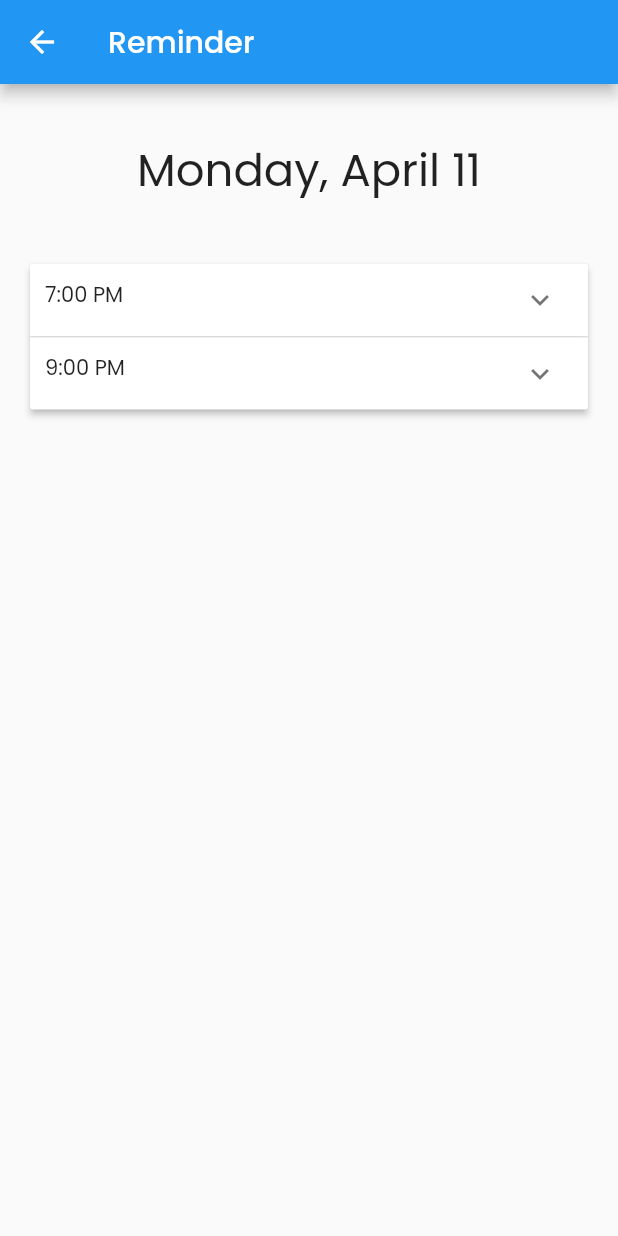
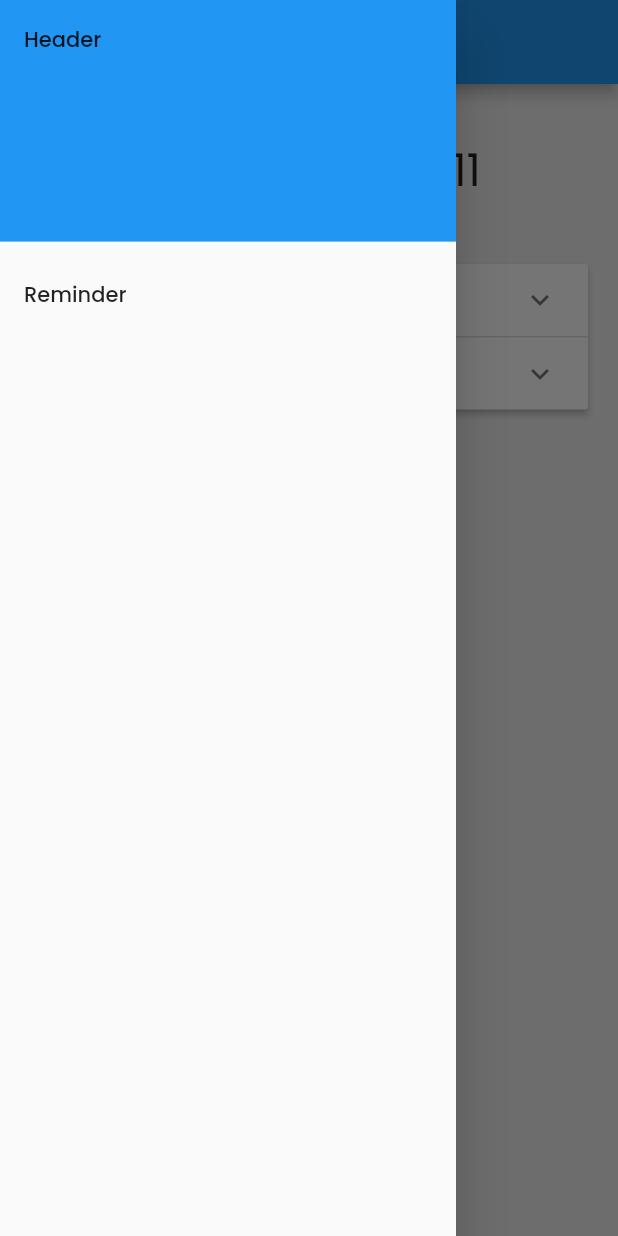
Before and after one commit to crioco/flutter_meditech_app, a Flutter app: the ReminderScreen screen opened by its route, with the side drawer open (before the commit the screen has no drawer), on a phone screen of 412 x 824 dp. Run offline on Flutter 3.47's test engine with Material 2 defaults, Android fonts, the light colour scheme and no system bars; our stand-ins replace adaptive_dialog, cloud_firestore, firebase_auth, firebase_core, google_fonts; missing offline and left inert: chart_sparkline; accounts and stored records are empty.

Commit message:
added appbar and sidemenu widgets

```diff
--- a/lib/screens/reminder_screen.dart
+++ b/lib/screens/reminder_screen.dart
@@ -1,4 +1,6 @@
 import 'package:flutter/material.dart';
+import 'package:flutter_meditech_app/widgets/my_app_bar.dart';
+import 'package:flutter_meditech_app/widgets/my_side_menu.dart';
 
 var monday = [
   {
@@ -27,7 +29,8 @@ class _ReminderScreenState extends State<ReminderScreen> {
   @override
   Widget build(BuildContext context) {
     return Scaffold(
-      appBar: AppBar(title: const Text('Reminder')),
+      appBar: const MyAppBar(title: 'Reminder'),
+      drawer: const MySideMenu(),
       body: Padding(
         padding: const EdgeInsets.all(20),
         child: SingleChildScrollView(
--- a/lib/screens/signin_screen.dart
+++ b/lib/screens/signin_screen.dart
@@ -96,7 +96,7 @@ class _SignInScreenState extends State<SignInScreen> {
                           child: Text(
                             'Register',
                             style: kBodyText.copyWith(
-                              color: Colors.white,
+                              color: Colors.black,
                             ),
                           ),
                         )
@@ -137,7 +137,7 @@ class _SignInScreenState extends State<SignInScreen> {
 
     if (obj is User) {
       Navigator.pushNamedAndRemoveUntil(
-          context, DashboardScreenRoute, (Route<dynamic> route) => false);
+          context, ReminderScreenRoute, (Route<dynamic> route) => false);
     } else {
       await showOkAlertDialog(
         context: context,
--- a/lib/screens/signup_screen.dart
+++ b/lib/screens/signup_screen.dart
@@ -131,7 +131,7 @@ class _SignUpScreenState extends State<SignUpScreen> {
                           child: Text(
                             "Sign In",
                             style: kBodyText.copyWith(
-                              color: Colors.white,
+                              color: Colors.black,
                             ),
                           ),
                         ),
@@ -182,8 +182,7 @@ class _SignUpScreenState extends State<SignUpScreen> {
     if (obj is User) {
       addUser(firstname: firstname, lastname: lastname, user: obj);
       Navigator.pushNamedAndRemoveUntil(
-          context, DashboardScreenRoute, (Route<dynamic> route) => false);
-      dispose();
+          context, ReminderScreenRoute, (Route<dynamic> route) => false);
     } else {
       await showOkAlertDialog(
         context: context,
--- a/lib/screens/splash_screen.dart
+++ b/lib/screens/splash_screen.dart
@@ -46,7 +46,7 @@ class SplashScreen extends StatelessWidget {
                       image: AssetImage(
                         'assets/images/iot_image.png',
                       ),
-                      color: Colors.white,
+                      color: Colors.black,
                     ),
                   ),
                 ),
--- /dev/null
+++ b/lib/widgets/my_app_bar.dart
@@ -0,0 +1,20 @@
+import 'package:flutter/material.dart';
+
+class MyAppBar extends StatelessWidget implements PreferredSizeWidget {
+  const MyAppBar({
+    Key? key,
+    required this.title,
+    this.preferredSize = const Size.fromHeight(kToolbarHeight),
+  }) : super(key: key);
+  final String title;
+
+  @override
+  Widget build(BuildContext context) {
+    return AppBar(
+      title: Text(title),
+    );
+  }
+
+  @override
+  final Size preferredSize;
+}
--- a/lib/widgets/my_password_field.dart
+++ b/lib/widgets/my_password_field.dart
@@ -21,7 +21,7 @@ class MyPasswordField extends StatelessWidget {
       child: TextField(
         controller: textEditingController,
         style: kBodyText.copyWith(
-          color: Colors.white,
+          color: Colors.black,
         ),
         obscureText: isPasswordVisible,
         keyboardType: TextInputType.text,
@@ -53,7 +53,7 @@ class MyPasswordField extends StatelessWidget {
           ),
           focusedBorder: OutlineInputBorder(
             borderSide: BorderSide(
-              color: Colors.white,
+              color: Colors.grey.shade600,
               width: 1,
             ),
             borderRadius: BorderRadius.circular(18),
--- /dev/null
+++ b/lib/widgets/my_side_menu.dart
@@ -0,0 +1,28 @@
+// ignore_for_file: unnecessary_const
+
+import 'package:flutter/material.dart';
+import 'package:flutter_meditech_app/route/routing_constants.dart';
+import 'package:flutter_meditech_app/widgets/side_menu_list_tile.dart';
+
+class MySideMenu extends StatelessWidget {
+  const MySideMenu({Key? key}) : super(key: key);
+
+  @override
+  Widget build(BuildContext context) {
+    return Drawer(
+      child: ListView(
+        padding: EdgeInsets.zero,
+        children: const [
+          DrawerHeader(
+            child: Text('Header'),
+            decoration: BoxDecoration(
+              color: Colors.blue,
+            ),
+          ),
+          SideMenuListTile(tileText: 'Reminder', navRoute: ReminderScreenRoute),
+
+        ],
+      ),
+    );
+  }
+}
--- a/lib/widgets/my_text_field.dart
+++ b/lib/widgets/my_text_field.dart
@@ -18,7 +18,7 @@ class MyTextField extends StatelessWidget {
       padding: const EdgeInsets.symmetric(vertical: 10),
       child: TextField(
         controller: textEditingController,
-        style: kBodyText.copyWith(color: Colors.white),
+        style: kBodyText.copyWith(color: Colors.black),
         keyboardType: inputType,
         textInputAction: TextInputAction.next,
         decoration: InputDecoration(
@@ -34,7 +34,7 @@ class MyTextField extends StatelessWidget {
           ),
           focusedBorder: OutlineInputBorder(
             borderSide: BorderSide(
-              color: Colors.white,
+              color: Colors.grey.shade600,
               width: 1,
             ),
             borderRadius: BorderRadius.circular(18),
--- /dev/null
+++ b/lib/widgets/side_menu_list_tile.dart
@@ -0,0 +1,22 @@
+import 'package:flutter/material.dart';
+
+class SideMenuListTile extends StatelessWidget {
+  const SideMenuListTile({
+    Key? key,
+    required this.tileText,
+    required this.navRoute,
+  }) : super(key: key);
+  final String tileText;
+  final String navRoute;
+
+  @override
+  Widget build(BuildContext context) {
+    return ListTile(
+        title: Text(tileText),
+        onTap: () {
+          Navigator.pop(context);
+          Navigator.pushNamedAndRemoveUntil(
+              context, navRoute, (Route<dynamic> route) => false);
+        });
+  }
+}
--- a/pubspec.yaml
+++ b/pubspec.yaml
@@ -35,7 +35,7 @@ dependencies:
   adaptive_dialog: ^1.1.0
   font_awesome_flutter: ^9.1.0
   chart_sparkline: ^1.0.5
-  expandable: ^5.0.1
+  expandable: ^5.0.1 # Not Used
 
 dev_dependencies:
   flutter_lints: ^1.0.4
```
Also changed, not shown: lib/const/custom_styles.dart (+6 -3 lines), lib/main.dart (+3 -4 lines), lib/route/router.dart (+4 -3 lines), lib/widgets/expand_panel_reminder.dart (deleted, +0 -12 lines).
